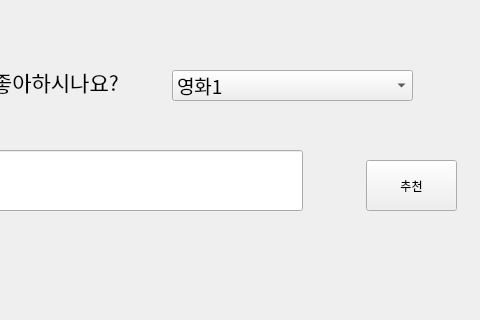
First picture: the form in movie_recommendation.ui, repository JiHyun-Jo7/intel_movie_for_you, before the edit; both pictures show x 158 to 638 and y 0 to 320 of the 638 by 729 pixel window.
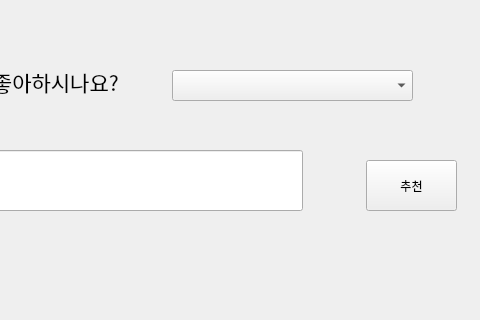
Second picture: the form after the edit.

Commit message: movie_recommendation

Diff of the .ui file:
```diff
--- a/movie_recommendation.ui
+++ b/movie_recommendation.ui
@@ -49,16 +49,6 @@
      <pointsize>14</pointsize>
     </font>
    </property>
-   <item>
-    <property name="text">
-     <string>영화1</string>
-    </property>
-   </item>
-   <item>
-    <property name="text">
-     <string>영화2</string>
-    </property>
-   </item>
   </widget>
   <widget class="QPushButton" name="btn_recommendation">
    <property name="geometry">
```
